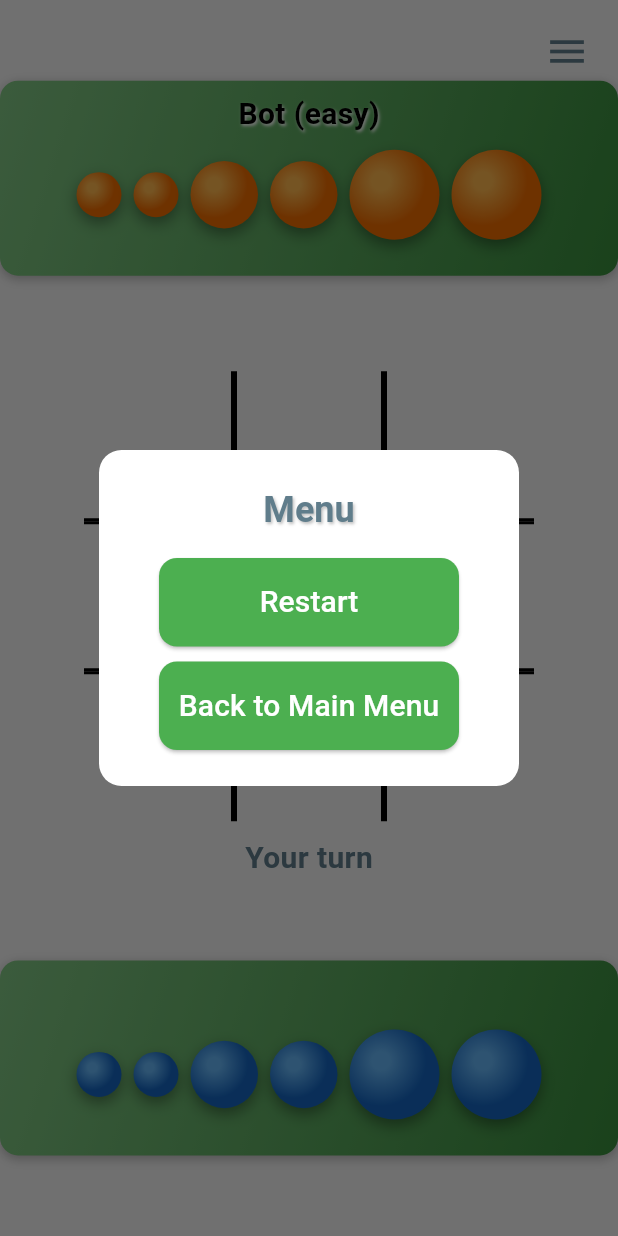
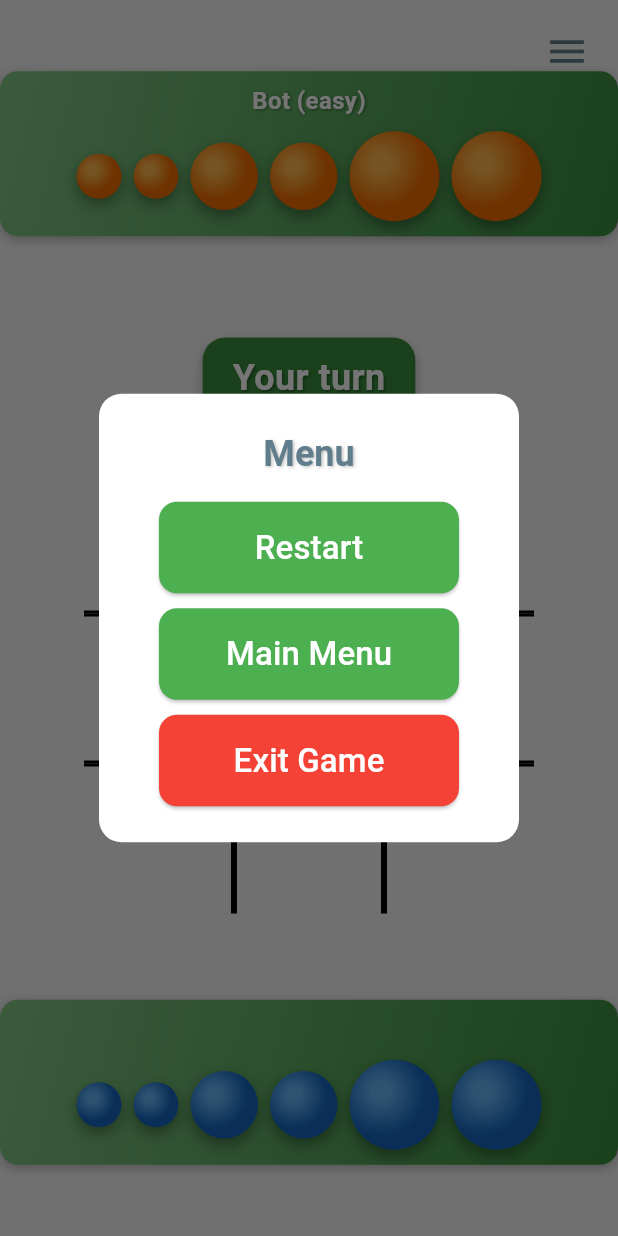
Before and after one commit to Poochie18/2-Players-6-Cups, a Flutter app: the DifficultyMenu screen opened by its route, after a tap on "Easy", after a tap on the "menu" icon, on a phone screen of 412 x 824 dp. Run offline on Flutter 3.47's test engine with Material 3 defaults, Android fonts, the phone set to English and light mode, and no system bars; our stand-ins replace shared_preferences; accounts and stored records are empty.

Commit message:
UI Fixes for Andriod

```diff
--- a/lib/main.dart
+++ b/lib/main.dart
@@ -1,4 +1,5 @@
 import 'package:flutter/material.dart';
+import 'package:flutter/services.dart';
 import 'package:two_players_six_cups/screens/main_menu.dart';
 import 'package:two_players_six_cups/screens/difficulty_menu.dart';
 import 'package:two_players_six_cups/screens/game_screen.dart';
@@ -6,6 +7,9 @@ import 'package:two_players_six_cups/screens/multiplayer_menu.dart';
 import 'package:two_players_six_cups/screens/settings_screen.dart';
 
 void main() {
+  WidgetsFlutterBinding.ensureInitialized();
+  // Устанавливаем полноэкранный режим
+  SystemChrome.setEnabledSystemUIMode(SystemUiMode.immersiveSticky);
   runApp(MyApp());
 }
 
--- a/lib/screens/difficulty_menu.dart
+++ b/lib/screens/difficulty_menu.dart
@@ -1,5 +1,6 @@
 import 'package:flutter/material.dart';
 import 'package:two_players_six_cups/screens/game_screen.dart';
+import 'package:two_players_six_cups/styles/text_styles.dart';
 
 class DifficultyMenu extends StatelessWidget {
   @override
@@ -10,13 +11,13 @@ class DifficultyMenu extends StatelessWidget {
         child: Column(
           mainAxisAlignment: MainAxisAlignment.center,
           children: [
-            Text(
-              'Choose Difficulty',
-              style: TextStyle(
-                fontSize: 56,
-                color: Colors.blueGrey,
-                fontWeight: FontWeight.bold,
-                shadows: [Shadow(color: Colors.black26, offset: Offset(1, 1), blurRadius: 2)],
+            Container(
+              width: double.infinity,
+              alignment: Alignment.center,
+              child: Text(
+                'Choose Difficulty',
+                style: AppTextStyles.screenTitle,
+                textAlign: TextAlign.center,
               ),
             ),
             SizedBox(height: 30),
@@ -27,7 +28,7 @@ class DifficultyMenu extends StatelessWidget {
                   context,
                   MaterialPageRoute(builder: (_) => GameScreen(gameMode: 'single', botDifficulty: 'easy')),
                 ),
-                child: Text('Easy', style: TextStyle(color: Colors.white, fontSize: 20)),
+                child: Text('Easy', style: AppTextStyles.difficultyButtonText),
                 style: ElevatedButton.styleFrom(
                   padding: EdgeInsets.symmetric(vertical: 15),
                   backgroundColor: Colors.green,
@@ -43,7 +44,7 @@ class DifficultyMenu extends StatelessWidget {
                   context,
                   MaterialPageRoute(builder: (_) => GameScreen(gameMode: 'single', botDifficulty: 'medium')),
                 ),
-                child: Text('Medium', style: TextStyle(color: Colors.white, fontSize: 20)),
+                child: Text('Medium', style: AppTextStyles.difficultyButtonText),
                 style: ElevatedButton.styleFrom(
                   padding: EdgeInsets.symmetric(vertical: 15),
                   backgroundColor: Colors.green,
@@ -59,7 +60,7 @@ class DifficultyMenu extends StatelessWidget {
                   context,
                   MaterialPageRoute(builder: (_) => GameScreen(gameMode: 'single', botDifficulty: 'hard')),
                 ),
-                child: Text('Hard', style: TextStyle(color: Colors.white, fontSize: 20)),
+                child: Text('Hard', style: AppTextStyles.difficultyButtonText),
                 style: ElevatedButton.styleFrom(
                   padding: EdgeInsets.symmetric(vertical: 15),
                   backgroundColor: Colors.green,
@@ -72,7 +73,7 @@ class DifficultyMenu extends StatelessWidget {
               width: 200,
               child: ElevatedButton(
                 onPressed: () => Navigator.pop(context),
-                child: Text('Back', style: TextStyle(color: Colors.white, fontSize: 20)),
+                child: Text('Back', style: AppTextStyles.difficultyButtonText),
                 style: ElevatedButton.styleFrom(
                   padding: EdgeInsets.symmetric(vertical: 15),
                   backgroundColor: Colors.green,
--- a/lib/screens/game_screen.dart
+++ b/lib/screens/game_screen.dart
@@ -2,6 +2,8 @@ import 'package:flutter/material.dart';
 import 'dart:math';
 import 'package:shared_preferences/shared_preferences.dart';
 import 'bot_logic.dart';
+import 'package:two_players_six_cups/styles/text_styles.dart';
+import 'package:flutter/services.dart';
 
 class GameScreen extends StatefulWidget {
   final String gameMode;
@@ -32,6 +34,7 @@ class _GameScreenState extends State<GameScreen> {
   String? drawMessage; // Для сообщения о ничьей
   bool isBotThinking = false;
   String playerName = 'Player';
+  bool soundEnabled = true; // По умолчанию звук включен
 
   @override
   void initState() {
@@ -58,11 +61,20 @@ class _GameScreenState extends State<GameScreen> {
     setState(() {
       playerName = prefs.getString('playerName') ?? 'Player';
       currentPlayer = (prefs.getBool('playerGoesFirst') ?? true) ? 1 : 2; // Убедимся, что загружаем корректно
+      soundEnabled = prefs.getBool('soundEnabled') ?? true;
     });
   }
 
   void _printDebugSettings() {
-    print('Debug Settings - Player Name: $playerName, Player Goes First: ${currentPlayer == 1}');
+    print('Debug Settings - Player Name: $playerName, Player Goes First: ${currentPlayer == 1}, Sound Enabled: $soundEnabled');
+  }
+
+  // Метод для воспроизведения звука нажатия
+  void _playTapSound() {
+    if (soundEnabled) {
+      // Здесь будет код для воспроизведения звука
+      print('Playing tap sound');
+    }
   }
 
   void _showMenuPopup() {
@@ -74,12 +86,7 @@ class _GameScreenState extends State<GameScreen> {
         title: Center(
           child: Text(
             'Menu',
-            style: TextStyle(
-              fontSize: 24,
-              fontWeight: FontWeight.bold,
-              color: Colors.blueGrey,
-              shadows: [Shadow(color: Colors.black26, offset: Offset(1, 1), blurRadius: 2)],
-            ),
+            style: AppTextStyles.popupTitle,
           ),
         ),
         content: Column(
@@ -92,7 +99,7 @@ class _GameScreenState extends State<GameScreen> {
                   Navigator.pop(context);
                   resetGame();
                 },
-                child: Text('Restart', style: TextStyle(color: Colors.white, fontSize: 20)),
+                child: Text('Restart', style: AppTextStyles.buttonText),
                 style: ElevatedButton.styleFrom(
                   padding: EdgeInsets.symmetric(vertical: 15),
                   backgroundColor: Colors.green,
@@ -106,12 +113,28 @@ class _GameScreenState extends State<GameScreen> {
               child: ElevatedButton(
                 onPressed: () {
                   Navigator.pop(context);
-                  Navigator.popUntil(context, (route) => route.isFirst); // Возвращаемся в главное меню
+                  Navigator.popUntil(context, (route) => route.isFirst);
                 },
-                child: Text('Back to Main Menu', style: TextStyle(color: Colors.white, fontSize: 20)),
+                child: Text('Main Menu', style: AppTextStyles.buttonText),
                 style: ElevatedButton.styleFrom(
                   padding: EdgeInsets.symmetric(vertical: 15),
                   backgroundColor: Colors.green,
+                  shape: RoundedRectangleBorder(borderRadius: BorderRadius.circular(12)),
+                ),
+              ),
+            ),
+            SizedBox(height: 10),
+            SizedBox(
+              width: 200,
+              child: ElevatedButton(
+                onPressed: () {
+                  Navigator.pop(context);
+                  SystemNavigator.pop();
+                },
+                child: Text('Exit Game', style: AppTextStyles.buttonText),
+                style: ElevatedButton.styleFrom(
+                  padding: EdgeInsets.symmetric(vertical: 15),
+                  backgroundColor: Colors.red,
                   shape: RoundedRectangleBorder(borderRadius: BorderRadius.circular(12)),
                 ),
               ),
@@ -136,8 +159,31 @@ class _GameScreenState extends State<GameScreen> {
                 child: PlayerArea(
                   player: 2,
                   cups: botCups,
-                  isMyTurn: false,
+                  isMyTurn: currentPlayer == 2,
                   label: 'Bot (${widget.botDifficulty ?? 'Easy'})',
+                  alwaysShowLabel: true, // Всегда показывать имя бота
+                ),
+              ),
+              Padding(
+                padding: EdgeInsets.symmetric(vertical: 20),
+                child: Container(
+                  padding: EdgeInsets.symmetric(horizontal: 20, vertical: 10),
+                  decoration: BoxDecoration(
+                    color: Colors.green[700],
+                    borderRadius: BorderRadius.circular(15),
+                    boxShadow: [BoxShadow(color: Colors.black26, blurRadius: 5, offset: Offset(0, 3))],
+                  ),
+                  child: Text(
+                    winner == null && drawMessage == null
+                        ? (currentPlayer == 1 ? 'Your turn' : "Opponent's turn")
+                        : '',
+                    style: TextStyle(
+                      fontSize: 24,
+                      fontWeight: FontWeight.bold,
+                      color: Colors.white,
+                      shadows: [Shadow(color: Colors.black38, blurRadius: 2, offset: Offset(1, 1))],
+                    ),
+                  ),
                 ),
               ),
               SizedBox(height: 10),
@@ -174,12 +220,6 @@ class _GameScreenState extends State<GameScreen> {
                 ),
               ),
               SizedBox(height: 10),
-              Text(
-                winner == null && drawMessage == null
-                    ? (currentPlayer == 1 ? 'Your turn' : "Opponent's turn")
-                    : '',
-                style: TextStyle(fontSize: 20, fontWeight: FontWeight.bold, color: Colors.blueGrey),
-              ),
               if (drawMessage != null)
                 Text(
                   drawMessage!,
@@ -192,6 +232,7 @@ class _GameScreenState extends State<GameScreen> {
                   cups: playerCups,
                   isMyTurn: currentPlayer == 1 && !isBotThinking,
                   label: playerName,
+                  alwaysShowLabel: true, // Всегда показывать имя игрока
                 ),
               ),
             ],
@@ -221,9 +262,7 @@ class _GameScreenState extends State<GameScreen> {
                   children: [
                     Text(
                       '$winner won!',
-                      style: TextStyle(fontSize: 32, fontWeight: FontWeight.bold, color: Colors.white, shadows: [
-                        Shadow(color: Colors.black26, offset: Offset(1, 1), blurRadius: 2),
-                      ]),
+                      style: AppTextStyles.winnerText,
                     ),
                     SizedBox(height: 20),
                     Row(
@@ -276,6 +315,9 @@ class _GameScreenState extends State<GameScreen> {
       print('Cannot place ${data['size']} over ${existingCup['size']} (only enemy cups can be overlapped: large/medium over small, large over medium)');
       return;
     }
+
+    // Воспроизводим звук при успешном перемещении чашки
+    _playTapSound();
 
     setState(() {
       board[row][col] = data;
@@ -499,17 +541,21 @@ class PlayerArea extends StatelessWidget {
   final List<Map<String, dynamic>> cups;
   final bool isMyTurn;
   final String label;
+  final bool alwaysShowLabel;
 
-  PlayerArea({required this.player, required this.cups, required this.isMyTurn, required this.label});
+  PlayerArea({required this.player, required this.cups, required this.isMyTurn, required this.label, this.alwaysShowLabel = false});
 
   @override
   Widget build(BuildContext context) {
     final cupWidth = 60.0; // Ширина одной чашки
     final totalCupsWidth = cupWidth * 6 + 80; // Фиксированная ширина стола (6 чашек + отступы)
     return Center(
-      child: Container(
+      child: Column(
+        mainAxisSize: MainAxisSize.min,
+        children: [
+          Container(
             width: totalCupsWidth,
-        height: 130, // Уменьшенная высота для предотвращения переполнения
+            height: 110, // Уменьшенная высота для предотвращения переполнения
             padding: EdgeInsets.all(8), // Уменьшенный padding
             decoration: BoxDecoration(
               gradient: LinearGradient(
@@ -520,20 +566,23 @@ class PlayerArea extends StatelessWidget {
               borderRadius: BorderRadius.circular(12),
               boxShadow: [BoxShadow(color: Colors.black26, blurRadius: 6, offset: Offset(0, 2))],
             ),
-        child: SingleChildScrollView(
             child: Column(
-            mainAxisAlignment: MainAxisAlignment.center,
               children: [
-              Text(
+                // Имя игрока внутри зеленого столика
+                if (alwaysShowLabel || isMyTurn)
+                  Padding(
+                    padding: EdgeInsets.only(bottom: 5),
+                    child: Text(
                       label,
                       style: TextStyle(
-                  fontSize: 20, // Уменьшенный размер текста
-                  color: Colors.black, // Контрастный цвет на белом фоне
+                        fontSize: 16,
+                        color: Colors.white,
                         fontWeight: FontWeight.bold,
-                  shadows: [Shadow(color: Colors.white, offset: Offset(1, 1), blurRadius: 2)],
+                        shadows: [Shadow(color: Colors.black38, blurRadius: 2, offset: Offset(1, 1))],
                       ),
                     ),
-              SizedBox(height: 5), // Уменьшенный отступ
+                  ),
+                // Чашки
                 Row(
                   mainAxisAlignment: MainAxisAlignment.center,
                   children: List.generate(6, (index) {
@@ -560,6 +609,7 @@ class PlayerArea extends StatelessWidget {
               ],
             ),
           ),
+        ],
       ),
     );
   }
--- /dev/null
+++ b/lib/styles/text_styles.dart
@@ -0,0 +1,57 @@
+import 'package:flutter/material.dart';
+
+class AppTextStyles {
+  // Заголовки
+  static TextStyle mainTitle = TextStyle(
+    fontSize: 36, // Уменьшенный размер для заголовка "Two Players, Six Cups"
+    color: Colors.blueGrey,
+    fontWeight: FontWeight.bold,
+    shadows: [Shadow(color: Colors.black26, offset: Offset(1, 1), blurRadius: 2)],
+  );
+
+  static TextStyle screenTitle = TextStyle(
+    fontSize: 32, // Уменьшенный размер для заголовка "Choose Difficulty"
+    color: Colors.blueGrey,
+    fontWeight: FontWeight.bold,
+    shadows: [Shadow(color: Colors.black26, offset: Offset(1, 1), blurRadius: 2)],
+  );
+
+  // Кнопки
+  static TextStyle buttonText = TextStyle(
+    color: Colors.white,
+    fontSize: 22, // Увеличенный размер для кнопок в меню
+  );
+
+  static TextStyle difficultyButtonText = TextStyle(
+    color: Colors.white,
+    fontSize: 24, // Увеличенный размер для кнопок выбора сложности
+  );
+
+  // Игровой процесс
+  static TextStyle playerTurnText = TextStyle(
+    fontSize: 20,
+    color: Colors.black,
+    fontWeight: FontWeight.bold,
+    shadows: [Shadow(color: Colors.white, offset: Offset(1, 1), blurRadius: 2)],
+  );
+
+  static TextStyle winnerText = TextStyle(
+    fontSize: 32,
+    fontWeight: FontWeight.bold,
+    color: Colors.white,
+    shadows: [Shadow(color: Colors.black26, offset: Offset(1, 1), blurRadius: 2)],
+  );
+
+  // Настройки
+  static TextStyle settingsLabel = TextStyle(
+    fontSize: 18,
+    color: Colors.blueGrey,
+  );
+
+  static TextStyle popupTitle = TextStyle(
+    fontSize: 24,
+    fontWeight: FontWeight.bold,
+    color: Colors.blueGrey,
+    shadows: [Shadow(color: Colors.black26, offset: Offset(1, 1), blurRadius: 2)],
+  );
+}
```
Also changed, not shown: lib/screens/main_menu.dart (+25 -10 lines), lib/screens/multiplayer_menu.dart (+20 -14 lines), lib/screens/settings_screen.dart (+42 -12 lines), 6 other files. Lines whose indentation alone changed are shown as unchanged.
